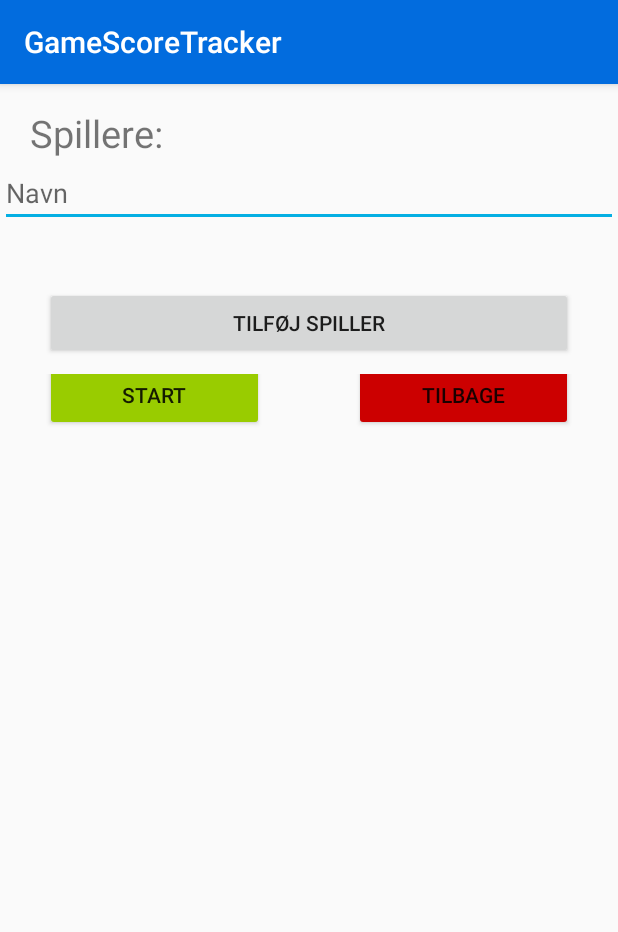
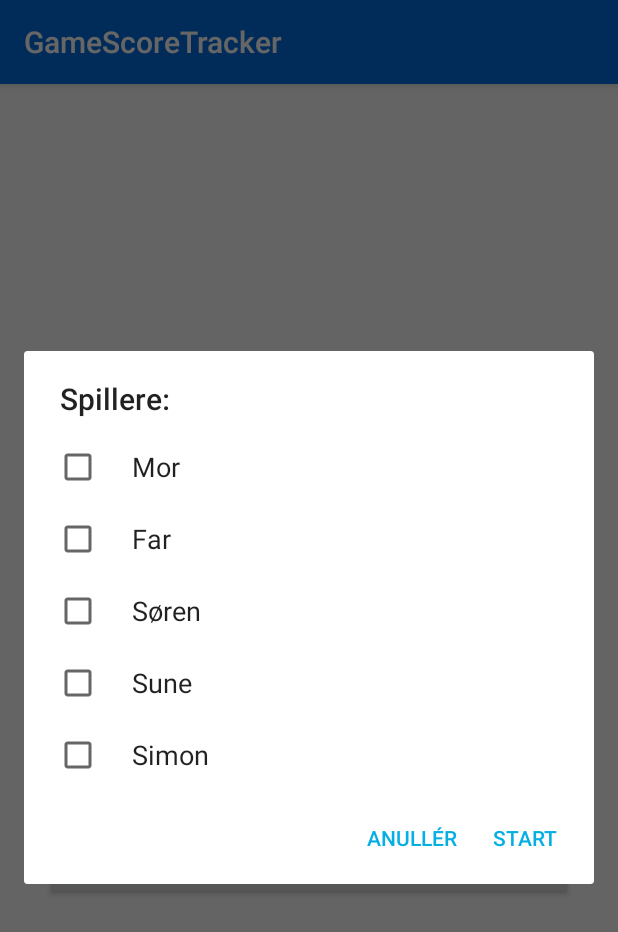
Before and after one commit to Dalphs/GameScoreTracker, an Android app: the ChooseGameActivity screen opened directly, with no data from a screen before it, after a tap on "500", on a phone screen of 412 x 824 dp. Shown: the top 932 px of the screen. Run offline under Robolectric (Android 15) with nearby library versions, the phone set to English and light mode, and no system bars.

Commit message:
Added playerChoosing to gameChoosing activity, making ParticipatingPlayersActivity obsolete, and therefore its deleted

```diff
--- a/app/src/main/AndroidManifest.xml
+++ b/app/src/main/AndroidManifest.xml
@@ -12,7 +12,6 @@
         <activity android:name=".View.Whist.WhistRoundResultActivity"></activity>
         <activity android:name=".View.Whist.WhistScoreBoardActivity" />
         <activity android:name=".View.Rummy.RummyScoreboardActivity" />
-        <activity android:name=".View.ParticipatingPlayersActivity" />
         <activity android:name=".View.ChooseGameActivity" />
         <activity android:name=".View.MainActivity">
             <intent-filter>
--- a/app/src/main/java/dk/hawkster/gamescoretracker/View/ChooseGameActivity.java
+++ b/app/src/main/java/dk/hawkster/gamescoretracker/View/ChooseGameActivity.java
@@ -1,15 +1,25 @@
 package dk.hawkster.gamescoretracker.View;
 
+import android.content.DialogInterface;
 import android.content.Intent;
+import android.support.v7.app.AlertDialog;
 import android.support.v7.app.AppCompatActivity;
 import android.os.Bundle;
 import android.view.View;
 import android.widget.Button;
 import android.widget.Toast;
 
+import java.util.ArrayList;
+
 import dk.hawkster.gamescoretracker.R;
+import dk.hawkster.gamescoretracker.View.Rummy.RummyScoreboardActivity;
+import dk.hawkster.gamescoretracker.View.Whist.WhistScoreBoardActivity;
 
 public class ChooseGameActivity extends AppCompatActivity {
+
+    private String buttonPressed;
+    private String[] listPlayers;
+    private ArrayList<Integer> chosenPlayers = new ArrayList<>();
 
     @Override
     protected void onCreate(Bundle savedInstanceState) {
@@ -19,9 +29,81 @@ public class ChooseGameActivity extends AppCompatActivity {
 
     public void addPlayers(View view) {
         Button button = (Button) view;
-        String buttonPressed = button.getText().toString();
-        Intent intent = new Intent(getApplicationContext(), ParticipatingPlayersActivity.class);
-        intent.putExtra("GC", buttonPressed);
-        startActivity(intent);
+        buttonPressed = button.getText().toString();
+        listPlayers = getResources().getStringArray(R.array.default_players);
+        boolean[] checkedPlayers = new boolean[listPlayers.length];
+        final ArrayList<Integer> mChosenPlayers = new ArrayList<>();
+
+        AlertDialog.Builder mBuilder = new AlertDialog.Builder(this);
+        mBuilder.setTitle(R.string.alert_players_title);
+        mBuilder.setMultiChoiceItems(listPlayers, checkedPlayers, new DialogInterface.OnMultiChoiceClickListener() {
+            @Override
+            public void onClick(DialogInterface dialog, int which, boolean isChecked) {
+                if(isChecked){
+                    mChosenPlayers.add(which);
+                }else{
+                    mChosenPlayers.remove(Integer.valueOf(which));
+                }
+
+            }
+        });
+
+        mBuilder.setCancelable(false);
+        mBuilder.setPositiveButton(R.string.button_start, new DialogInterface.OnClickListener() {
+            @Override
+            public void onClick(DialogInterface dialog, int which) {
+                chosenPlayers = mChosenPlayers;
+                startNextActivity(chosenPlayers);
+            }
+        });
+        mBuilder.setNegativeButton(R.string.button_cancel, new DialogInterface.OnClickListener() {
+            @Override
+            public void onClick(DialogInterface dialog, int which) {
+                dialog.dismiss();
+            }
+        });
+        AlertDialog dialog = mBuilder.create();
+        dialog.show();
+
+    }
+
+    private void startNextActivity(ArrayList<Integer> chosenPlayers) {
+        ArrayList<String> playerNames = new ArrayList<>();
+        for (Integer i: chosenPlayers) {
+            playerNames.add(listPlayers[i]);
+        }
+
+        Intent nextClass = null;
+        switch(buttonPressed){
+            case "500":
+                if(playerNames.size() > 1 && playerNames.size() < 6) {
+                    nextClass = new Intent(this, RummyScoreboardActivity.class);
+                }else if(playerNames.size() > 5) {
+                    Toast tooMany = Toast.makeText(this, "Max. 4 spillere", Toast.LENGTH_SHORT);
+                    tooMany.show();
+                }else{
+                    Toast tooFew = Toast.makeText(this, "Min. 4 spillere", Toast.LENGTH_SHORT);
+                    tooFew.show();
+                }
+                break;
+            case "Whist":
+                if(playerNames.size() == 4) {
+                    nextClass = new Intent(this, WhistScoreBoardActivity.class);
+                }else {
+                    Toast tooMany = Toast.makeText(this, "Vælg 4 spillere", Toast.LENGTH_SHORT);
+                    tooMany.show();
+                }
+                break;
+            case "3-mands whist":
+                break;
+            case "Piratwhist":
+                break;
+            case "Backgammon":
+                break;
+        }
+        if(nextClass != null) {
+            nextClass.putStringArrayListExtra("Players", playerNames);
+            startActivity(nextClass);
+        }
     }
 }
--- a/app/src/main/java/dk/hawkster/gamescoretracker/View/ParticipatingPlayersActivity.java
+++ /dev/null
@@ -1,111 +0,0 @@
-package dk.hawkster.gamescoretracker.View;
-
-import android.content.Intent;
-import android.support.v7.app.AppCompatActivity;
-import android.os.Bundle;
-import android.view.View;
-import android.widget.LinearLayout;
-import android.widget.TextView;
-import android.widget.Toast;
-
-import java.util.ArrayList;
-import java.util.List;
-
-import dk.hawkster.gamescoretracker.R;
-import dk.hawkster.gamescoretracker.View.Rummy.RummyScoreboardActivity;
-import dk.hawkster.gamescoretracker.View.Whist.WhistRoundResultActivity;
-import dk.hawkster.gamescoretracker.View.Whist.WhistScoreBoardActivity;
-
-public class ParticipatingPlayersActivity extends AppCompatActivity {
-
-    List<TextView> nameFields;
-    LinearLayout llPlayerContainer, llButtonsContainer;
-    Intent startIntent;
-
-    @Override
-    protected void onCreate(Bundle savedInstanceState) {
-        super.onCreate(savedInstanceState);
-        setContentView(R.layout.activity_participating_players);
-
-        llPlayerContainer = findViewById(R.id.players_container);
-        llButtonsContainer = findViewById(R.id.buttons_container);
-
-        startIntent = getIntent();
-
-        nameFields = new ArrayList<>();
-
-        addTextView();
-
-
-    }
-
-    public void addPlayerFragment(View view) {
-        addTextView();
-    }
-
-    public void addTextView(){
-        llPlayerContainer.removeView(llButtonsContainer);
-
-        TextView textView = (TextView) View.inflate(this, R.layout.add_player_fragment, null);
-        textView.requestFocus();
-        llPlayerContainer.addView(textView);
-        nameFields.add(textView);
-
-        llPlayerContainer.addView(llButtonsContainer);
-    }
-
-    public ArrayList<String> getPlayers(){
-        ArrayList<String> players = new ArrayList<>();
-        for (TextView tv: nameFields) {
-            String input = tv.getText().toString();
-            if(!input.equals("")){
-                String name = input.substring(0, 1).toUpperCase() + input.substring(1);
-                players.add(name);
-            }
-        }
-        return players;
-    }
-
-    public void back(View view) {
-        finish();
-    }
-
-    public void startGame(View view) {
-
-        if(startIntent.hasExtra("GC")){
-            String buttonPressed = startIntent.getStringExtra("GC");
-            Intent nextClass = null;
-            switch(buttonPressed){
-                case "500":
-                    nextClass = new Intent(this, RummyScoreboardActivity.class);
-                    break;
-                case "Whist":
-                    nextClass = new Intent(this, WhistScoreBoardActivity.class);
-                    break;
-                case "3-mands whist":
-                    break;
-                case "Piratwhist":
-                    break;
-                case "Backgammon":
-                    break;
-            }
-            ArrayList<String> players = getPlayers();
-            if(buttonPressed.equals("Whist") && players.size() < 4){
-                Toast tooFew = Toast.makeText(this, "Min. 4 spillere", Toast.LENGTH_SHORT);
-                tooFew.show();
-            }else if (buttonPressed.equals("Whist") && players.size() > 4){
-                Toast tooMany = Toast.makeText(this, "Max. 4 spillere", Toast.LENGTH_SHORT);
-                tooMany.show();
-            }else {
-                nextClass.putExtra("PP", getPlayers());
-                startActivity(nextClass);
-            }
-
-        } else{
-            Toast failedToast = Toast.makeText(this, "Mission failed", Toast.LENGTH_SHORT);
-            failedToast.show();
-        }
-
-
-    }
-}
--- a/app/src/main/java/dk/hawkster/gamescoretracker/View/Rummy/RummyScoreboardActivity.java
+++ b/app/src/main/java/dk/hawkster/gamescoretracker/View/Rummy/RummyScoreboardActivity.java
@@ -36,7 +36,7 @@ public class RummyScoreboardActivity extends AppCompatActivity {
         List<String> players = new ArrayList<>();
 
         playersView = new ArrayList<>();
-        Object extraPP = extras.get("PP");
+        Object extraPP = extras.get("Players");
         if(extraPP instanceof ArrayList<?>){
             ArrayList<?> al = (ArrayList<?>) extraPP;
             if(al.size() > 0){
--- a/app/src/main/java/dk/hawkster/gamescoretracker/View/Whist/WhistScoreBoardActivity.java
+++ b/app/src/main/java/dk/hawkster/gamescoretracker/View/Whist/WhistScoreBoardActivity.java
@@ -44,7 +44,7 @@ public class WhistScoreBoardActivity extends AppCompatActivity implements WhistV
         extras = getIntent().getExtras();
 
         players = new ArrayList<>();
-        Object extraPP = extras.get("PP");
+        Object extraPP = extras.get("Players");
         if (extraPP instanceof ArrayList<?>) {
             ArrayList<?> al = (ArrayList<?>) extraPP;
             if (al.size() > 0) {
--- a/app/src/main/res/layout/activity_participating_players.xml
+++ /dev/null
@@ -1,87 +0,0 @@
-<?xml version="1.0" encoding="utf-8"?>
-<ScrollView xmlns:android="http://schemas.android.com/apk/res/android"
-    xmlns:tools="http://schemas.android.com/tools"
-    android:layout_width="match_parent"
-    android:layout_height="wrap_content"
-    android:orientation="vertical"
-    tools:context=".View.ParticipatingPlayersActivity">
-
-    <LinearLayout
-        android:layout_width="match_parent"
-        android:layout_height="wrap_content"
-        android:id="@+id/players_container"
-        android:orientation="vertical">
-
-    <TextView
-        android:layout_width="match_parent"
-        android:layout_height="match_parent"
-        android:text="@string/text_view_spillere"
-        android:textSize="25sp"
-        android:layout_marginTop="15dp"
-        android:layout_marginStart="20dp"
-        android:layout_marginLeft="20dp" />
-
-    <LinearLayout
-        android:layout_width="match_parent"
-        android:layout_height="wrap_content"
-        android:orientation="vertical"
-        android:id="@+id/buttons_container">
-
-    <Button
-        android:layout_width="match_parent"
-        android:layout_height="wrap_content"
-        android:id="@+id/extra_player_button"
-        android:text="@string/button_add_player"
-        android:onClick="addPlayerFragment"
-        android:layout_gravity="bottom"
-        android:layout_marginBottom="10dp"
-        android:layout_marginTop="40dp"
-        android:layout_marginStart="30dp"
-        android:layout_marginLeft="30dp"
-        android:layout_marginEnd="30dp"
-        android:layout_marginRight="30dp"/>
-
-        <LinearLayout
-            android:layout_width="match_parent"
-            android:layout_height="match_parent"
-            android:orientation="horizontal"
-            android:weightSum="2">
-
-        <Button
-            android:layout_width="match_parent"
-            android:layout_height="wrap_content"
-            android:id="@+id/done_button"
-            android:onClick="startGame"
-            android:text="@string/button_done"
-            android:layout_gravity="bottom"
-            android:layout_marginBottom="10dp"
-            android:layout_marginTop="40dp"
-            android:layout_marginStart="30dp"
-            android:layout_marginLeft="30dp"
-            android:layout_marginEnd="30dp"
-            android:layout_marginRight="30dp"
-            android:layout_weight="1"
-            android:backgroundTint="@android:color/holo_green_light"/>
-
-        <Button
-            android:layout_width="match_parent"
-            android:layout_height="wrap_content"
-            android:id="@+id/back_button"
-            android:text="@string/button_back"
-            android:onClick="back"
-            android:layout_gravity="bottom"
-            android:layout_marginBottom="10dp"
-            android:layout_marginTop="40dp"
-            android:layout_marginStart="30dp"
-            android:layout_marginLeft="30dp"
-            android:layout_marginEnd="30dp"
-            android:layout_marginRight="30dp"
-            android:layout_weight="1"
-            android:backgroundTint="@android:color/holo_red_dark"/>
-
-        </LinearLayout>
-
-    </LinearLayout>
-    </LinearLayout>
-
-</ScrollView>
--- a/app/src/main/res/values/strings.xml
+++ b/app/src/main/res/values/strings.xml
@@ -15,6 +15,8 @@
     <string name="button_add">Tilføj</string>
     <string name="button_new_round">Ny Runde</string>
     <string name="button_save">Gem</string>
+    <string name="button_start">Start</string>
+    <string name="button_cancel">Anullér</string>
 
     <string name="text_view_spillere">Spillere:</string>
     <string name="text_view_whips">Antal vip?</string>
@@ -50,5 +52,15 @@
     <string name="suit_diamonds">Ruder</string>
     <string name="suit_clubs">Klør</string>
 
+    <string name="alert_players_title">Spillere:</string>
+
+    <string-array name="default_players">
+        <item>Mor</item>
+        <item>Far</item>
+        <item>Søren</item>
+        <item>Sune</item>
+        <item>Simon</item>
+    </string-array>
+
     <string name="edit_text_add_player">Navn</string>
 </resources>
```
